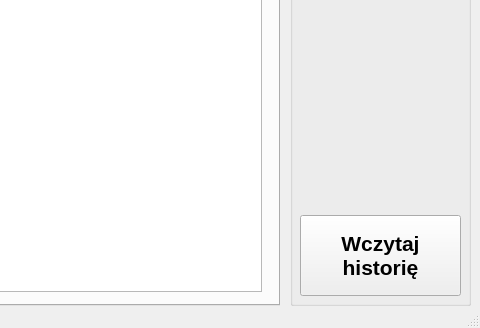
Above: W_PREZENTACJI/mainwindow.ui from jakubarchabuz316285/EgzaminPrzedmiotowy_30-master before the change; both pictures show x 820 to 1300 and y 472 to 800 of the 1300 by 800 pixel window. Below: the same form after it.
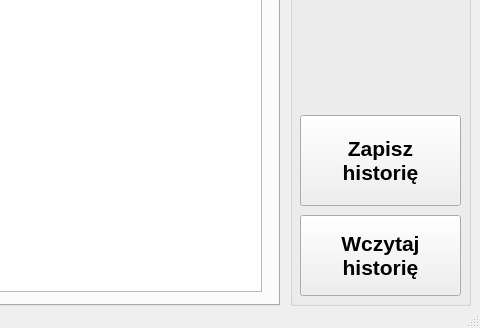
That is the form after the change.

```diff
--- a/W_PREZENTACJI/mainwindow.ui
+++ b/W_PREZENTACJI/mainwindow.ui
@@ -137,6 +137,20 @@
 historię</string>
      </property>
     </widget>
+    <widget class="QPushButton" name="zapisz_historie_btn">
+     <property name="geometry">
+      <rect>
+       <x>10</x>
+       <y>570</y>
+       <width>161</width>
+       <height>91</height>
+      </rect>
+     </property>
+     <property name="text">
+      <string>Zapisz 
+historię</string>
+     </property>
+    </widget>
    </widget>
    <widget class="QTabWidget" name="tabBloki">
     <property name="geometry">
```
